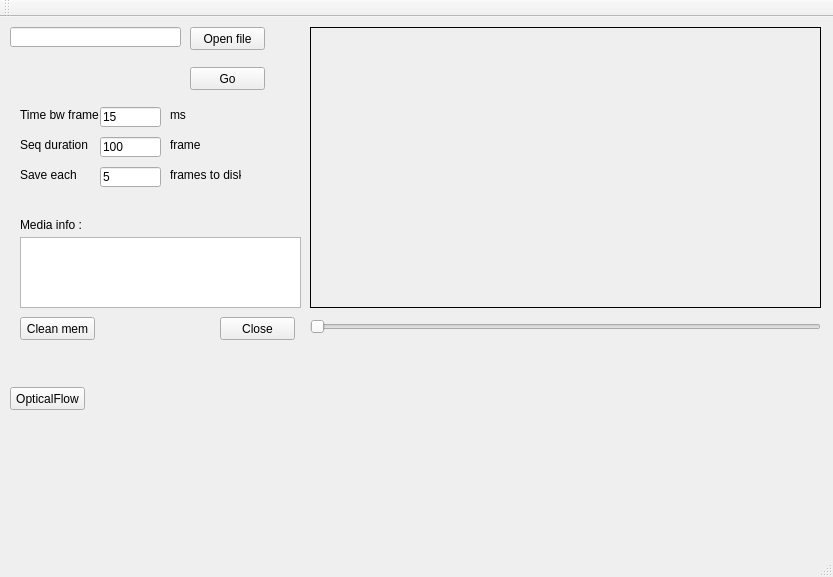
Old version of the form test1/mainwindow.ui in the repository ciolben/asmv.
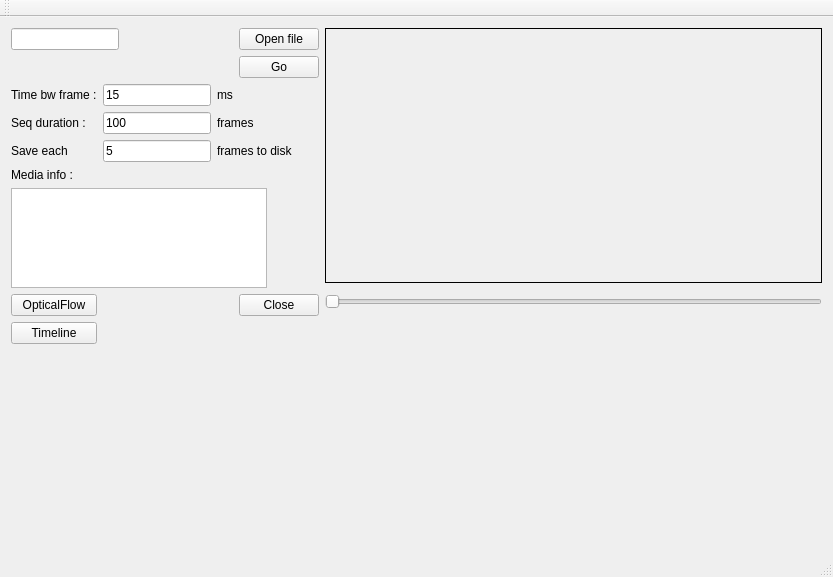
New version of the form. Custom widgets are drawn as their Qt base class.

Commit message: added QML for timeline and 2d bspline support

Diff of the .ui file:
```diff
--- a/test1/mainwindow.ui
+++ b/test1/mainwindow.ui
@@ -14,269 +14,222 @@
    <string>MainWindow</string>
   </property>
   <widget class="QWidget" name="centralWidget">
-   <widget class="QPushButton" name="btClose">
-    <property name="geometry">
-     <rect>
-      <x>220</x>
-      <y>300</y>
-      <width>75</width>
-      <height>23</height>
-     </rect>
-    </property>
-    <property name="text">
-     <string>Close</string>
-    </property>
-    <property name="checkable">
-     <bool>false</bool>
-    </property>
-   </widget>
-   <widget class="QLabel" name="label">
-    <property name="geometry">
-     <rect>
-      <x>20</x>
-      <y>200</y>
-      <width>61</width>
-      <height>16</height>
-     </rect>
-    </property>
-    <property name="text">
-     <string>Media info :</string>
-    </property>
-   </widget>
-   <widget class="QPushButton" name="btGo">
-    <property name="geometry">
-     <rect>
-      <x>190</x>
-      <y>50</y>
-      <width>75</width>
-      <height>23</height>
-     </rect>
-    </property>
-    <property name="text">
-     <string>Go</string>
-    </property>
-   </widget>
-   <widget class="QPushButton" name="btOpen">
-    <property name="geometry">
-     <rect>
-      <x>190</x>
-      <y>10</y>
-      <width>75</width>
-      <height>23</height>
-     </rect>
-    </property>
-    <property name="text">
-     <string>Open file</string>
-    </property>
-   </widget>
-   <widget class="QLineEdit" name="txtFile">
-    <property name="geometry">
-     <rect>
-      <x>10</x>
-      <y>10</y>
-      <width>171</width>
-      <height>20</height>
-     </rect>
-    </property>
-   </widget>
-   <widget class="QLabel" name="lblImage">
-    <property name="geometry">
-     <rect>
-      <x>310</x>
-      <y>10</y>
-      <width>511</width>
-      <height>281</height>
-     </rect>
-    </property>
-    <property name="frameShape">
-     <enum>QFrame::Box</enum>
-    </property>
-    <property name="text">
-     <string/>
-    </property>
-   </widget>
-   <widget class="QPlainTextEdit" name="txtInfo">
-    <property name="geometry">
-     <rect>
-      <x>20</x>
-      <y>220</y>
-      <width>281</width>
-      <height>71</height>
-     </rect>
-    </property>
-    <property name="readOnly">
-     <bool>true</bool>
-    </property>
-    <property name="centerOnScroll">
-     <bool>false</bool>
-    </property>
-   </widget>
-   <widget class="QLabel" name="label_2">
-    <property name="geometry">
-     <rect>
-      <x>20</x>
-      <y>90</y>
-      <width>81</width>
-      <height>16</height>
-     </rect>
-    </property>
-    <property name="text">
-     <string>Time bw frame :</string>
-    </property>
-   </widget>
-   <widget class="QLineEdit" name="txtFrame">
-    <property name="geometry">
-     <rect>
-      <x>100</x>
-      <y>90</y>
-      <width>61</width>
-      <height>20</height>
-     </rect>
-    </property>
-    <property name="text">
-     <string notr="true">15</string>
-    </property>
-   </widget>
-   <widget class="QLabel" name="label_3">
-    <property name="geometry">
-     <rect>
-      <x>170</x>
-      <y>90</y>
-      <width>21</width>
-      <height>16</height>
-     </rect>
-    </property>
-    <property name="text">
-     <string>ms</string>
-    </property>
-   </widget>
-   <widget class="QLabel" name="label_4">
-    <property name="geometry">
-     <rect>
-      <x>20</x>
-      <y>120</y>
-      <width>71</width>
-      <height>16</height>
-     </rect>
-    </property>
-    <property name="text">
-     <string>Seq duration :</string>
-    </property>
-   </widget>
-   <widget class="QLineEdit" name="txtDuration">
-    <property name="geometry">
-     <rect>
-      <x>100</x>
-      <y>120</y>
-      <width>61</width>
-      <height>20</height>
-     </rect>
-    </property>
-    <property name="text">
-     <string notr="true">100</string>
-    </property>
-   </widget>
-   <widget class="QLabel" name="label_5">
-    <property name="geometry">
-     <rect>
-      <x>170</x>
-      <y>120</y>
-      <width>31</width>
-      <height>16</height>
-     </rect>
-    </property>
-    <property name="text">
-     <string>frames</string>
-    </property>
-   </widget>
-   <widget class="QPushButton" name="btClean">
-    <property name="geometry">
-     <rect>
-      <x>20</x>
-      <y>300</y>
-      <width>75</width>
-      <height>23</height>
-     </rect>
-    </property>
-    <property name="text">
-     <string>Clean mem</string>
-    </property>
-   </widget>
-   <widget class="QSlider" name="slider">
-    <property name="geometry">
-     <rect>
-      <x>310</x>
-      <y>300</y>
-      <width>511</width>
-      <height>19</height>
-     </rect>
-    </property>
-    <property name="orientation">
-     <enum>Qt::Horizontal</enum>
-    </property>
-   </widget>
-   <widget class="QLabel" name="label_6">
-    <property name="geometry">
-     <rect>
-      <x>20</x>
-      <y>150</y>
-      <width>71</width>
-      <height>16</height>
-     </rect>
-    </property>
-    <property name="text">
-     <string>Save each </string>
-    </property>
-   </widget>
-   <widget class="QLineEdit" name="txtSkipFrames">
-    <property name="geometry">
-     <rect>
-      <x>100</x>
-      <y>150</y>
-      <width>61</width>
-      <height>20</height>
-     </rect>
-    </property>
-    <property name="text">
-     <string>5</string>
-    </property>
-   </widget>
-   <widget class="QLabel" name="label_7">
-    <property name="geometry">
-     <rect>
-      <x>170</x>
-      <y>150</y>
-      <width>71</width>
-      <height>16</height>
-     </rect>
-    </property>
-    <property name="text">
-     <string>frames to disk</string>
-    </property>
-   </widget>
-   <widget class="CustomCtrl" name="wOpticalFlow" native="true">
-    <property name="geometry">
-     <rect>
-      <x>90</x>
-      <y>330</y>
-      <width>701</width>
-      <height>201</height>
-     </rect>
-    </property>
-   </widget>
-   <widget class="QPushButton" name="btFlow">
-    <property name="geometry">
-     <rect>
-      <x>10</x>
-      <y>370</y>
-      <width>75</width>
-      <height>23</height>
-     </rect>
-    </property>
-    <property name="text">
-     <string>OpticalFlow</string>
-    </property>
-   </widget>
+   <layout class="QGridLayout" name="gridLayout">
+    <item row="8" column="0">
+     <widget class="QPushButton" name="btTimeline">
+      <property name="text">
+       <string>Timeline</string>
+      </property>
+     </widget>
+    </item>
+    <item row="7" column="0">
+     <widget class="QPushButton" name="btFlow">
+      <property name="text">
+       <string>OpticalFlow</string>
+      </property>
+     </widget>
+    </item>
+    <item row="7" column="3" colspan="2">
+     <widget class="QPushButton" name="btClose">
+      <property name="text">
+       <string>Close</string>
+      </property>
+      <property name="checkable">
+       <bool>false</bool>
+      </property>
+     </widget>
+    </item>
+    <item row="0" column="0" colspan="3">
+     <widget class="QLineEdit" name="txtFile">
+      <property name="sizePolicy">
+       <sizepolicy hsizetype="Fixed" vsizetype="Fixed">
+        <horstretch>0</horstretch>
+        <verstretch>0</verstretch>
+       </sizepolicy>
+      </property>
+     </widget>
+    </item>
+    <item row="4" column="1">
+     <widget class="QLineEdit" name="txtSkipFrames">
+      <property name="sizePolicy">
+       <sizepolicy hsizetype="Fixed" vsizetype="Fixed">
+        <horstretch>0</horstretch>
+        <verstretch>0</verstretch>
+       </sizepolicy>
+      </property>
+      <property name="text">
+       <string>5</string>
+      </property>
+     </widget>
+    </item>
+    <item row="4" column="0">
+     <widget class="QLabel" name="label_6">
+      <property name="text">
+       <string>Save each </string>
+      </property>
+     </widget>
+    </item>
+    <item row="3" column="2" colspan="2">
+     <widget class="QLabel" name="label_5">
+      <property name="text">
+       <string>frames</string>
+      </property>
+     </widget>
+    </item>
+    <item row="3" column="0">
+     <widget class="QLabel" name="label_4">
+      <property name="text">
+       <string>Seq duration :</string>
+      </property>
+     </widget>
+    </item>
+    <item row="3" column="1">
+     <widget class="QLineEdit" name="txtDuration">
+      <property name="sizePolicy">
+       <sizepolicy hsizetype="Fixed" vsizetype="Fixed">
+        <horstretch>0</horstretch>
+        <verstretch>0</verstretch>
+       </sizepolicy>
+      </property>
+      <property name="text">
+       <string notr="true">100</string>
+      </property>
+     </widget>
+    </item>
+    <item row="2" column="2">
+     <widget class="QLabel" name="label_3">
+      <property name="text">
+       <string>ms</string>
+      </property>
+     </widget>
+    </item>
+    <item row="2" column="1">
+     <widget class="QLineEdit" name="txtFrame">
+      <property name="sizePolicy">
+       <sizepolicy hsizetype="Fixed" vsizetype="Fixed">
+        <horstretch>0</horstretch>
+        <verstretch>0</verstretch>
+       </sizepolicy>
+      </property>
+      <property name="text">
+       <string notr="true">15</string>
+      </property>
+     </widget>
+    </item>
+    <item row="2" column="0">
+     <widget class="QLabel" name="label_2">
+      <property name="text">
+       <string>Time bw frame :</string>
+      </property>
+     </widget>
+    </item>
+    <item row="1" column="3" colspan="2">
+     <widget class="QPushButton" name="btGo">
+      <property name="text">
+       <string>Go</string>
+      </property>
+     </widget>
+    </item>
+    <item row="0" column="3" colspan="2">
+     <widget class="QPushButton" name="btOpen">
+      <property name="text">
+       <string>Open file</string>
+      </property>
+     </widget>
+    </item>
+    <item row="4" column="2" colspan="3">
+     <widget class="QLabel" name="label_7">
+      <property name="text">
+       <string>frames to disk</string>
+      </property>
+     </widget>
+    </item>
+    <item row="5" column="0">
+     <widget class="QLabel" name="label">
+      <property name="sizePolicy">
+       <sizepolicy hsizetype="Fixed" vsizetype="Fixed">
+        <horstretch>0</horstretch>
+        <verstretch>0</verstretch>
+       </sizepolicy>
+      </property>
+      <property name="text">
+       <string>Media info :</string>
+      </property>
+     </widget>
+    </item>
+    <item row="8" column="1" rowspan="2" colspan="5">
+     <widget class="Timeline" name="wTimeline" native="true">
+      <property name="sizePolicy">
+       <sizepolicy hsizetype="Expanding" vsizetype="Expanding">
+        <horstretch>0</horstretch>
+        <verstretch>0</verstretch>
+       </sizepolicy>
+      </property>
+      <zorder>slider</zorder>
+      <zorder>btClean</zorder>
+      <zorder>btFlow</zorder>
+      <zorder>btTimeline</zorder>
+      <zorder>btClose</zorder>
+     </widget>
+    </item>
+    <item row="6" column="0" colspan="5">
+     <widget class="QPlainTextEdit" name="txtInfo">
+      <property name="sizePolicy">
+       <sizepolicy hsizetype="Fixed" vsizetype="Fixed">
+        <horstretch>0</horstretch>
+        <verstretch>0</verstretch>
+       </sizepolicy>
+      </property>
+      <property name="minimumSize">
+       <size>
+        <width>0</width>
+        <height>100</height>
+       </size>
+      </property>
+      <property name="maximumSize">
+       <size>
+        <width>16777215</width>
+        <height>100</height>
+       </size>
+      </property>
+      <property name="readOnly">
+       <bool>true</bool>
+      </property>
+      <property name="centerOnScroll">
+       <bool>false</bool>
+      </property>
+     </widget>
+    </item>
+    <item row="0" column="5" rowspan="7" alignment="Qt::AlignTop">
+     <widget class="QLabel" name="lblImage">
+      <property name="sizePolicy">
+       <sizepolicy hsizetype="Expanding" vsizetype="Fixed">
+        <horstretch>0</horstretch>
+        <verstretch>0</verstretch>
+       </sizepolicy>
+      </property>
+      <property name="minimumSize">
+       <size>
+        <width>0</width>
+        <height>255</height>
+       </size>
+      </property>
+      <property name="frameShape">
+       <enum>QFrame::Box</enum>
+      </property>
+      <property name="text">
+       <string/>
+      </property>
+     </widget>
+    </item>
+    <item row="7" column="5" alignment="Qt::AlignTop">
+     <widget class="QSlider" name="slider">
+      <property name="orientation">
+       <enum>Qt::Horizontal</enum>
+      </property>
+     </widget>
+    </item>
+   </layout>
   </widget>
   <widget class="QMenuBar" name="menuBar">
    <property name="geometry">
@@ -301,9 +254,9 @@
  <layoutdefault spacing="6" margin="11"/>
  <customwidgets>
   <customwidget>
-   <class>CustomCtrl</class>
+   <class>Timeline</class>
    <extends>QWidget</extends>
-   <header>customctrl.h</header>
+   <header>timeline.h</header>
    <container>1</container>
   </customwidget>
  </customwidgets>
```
The commit also changes 33 other files.
